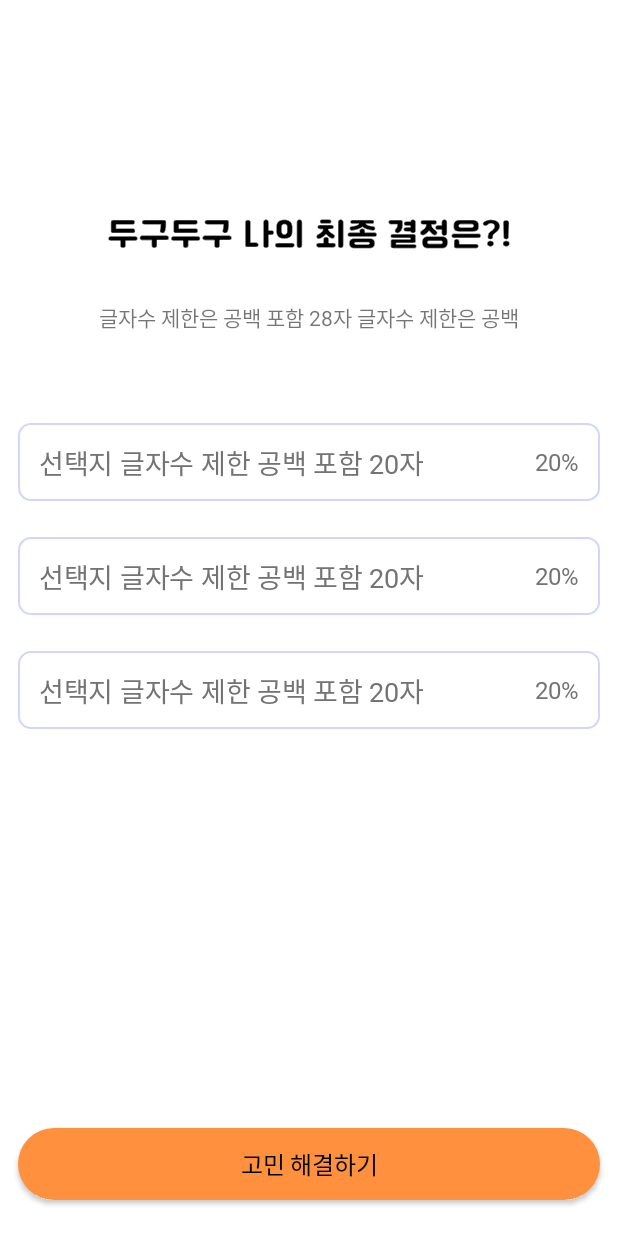
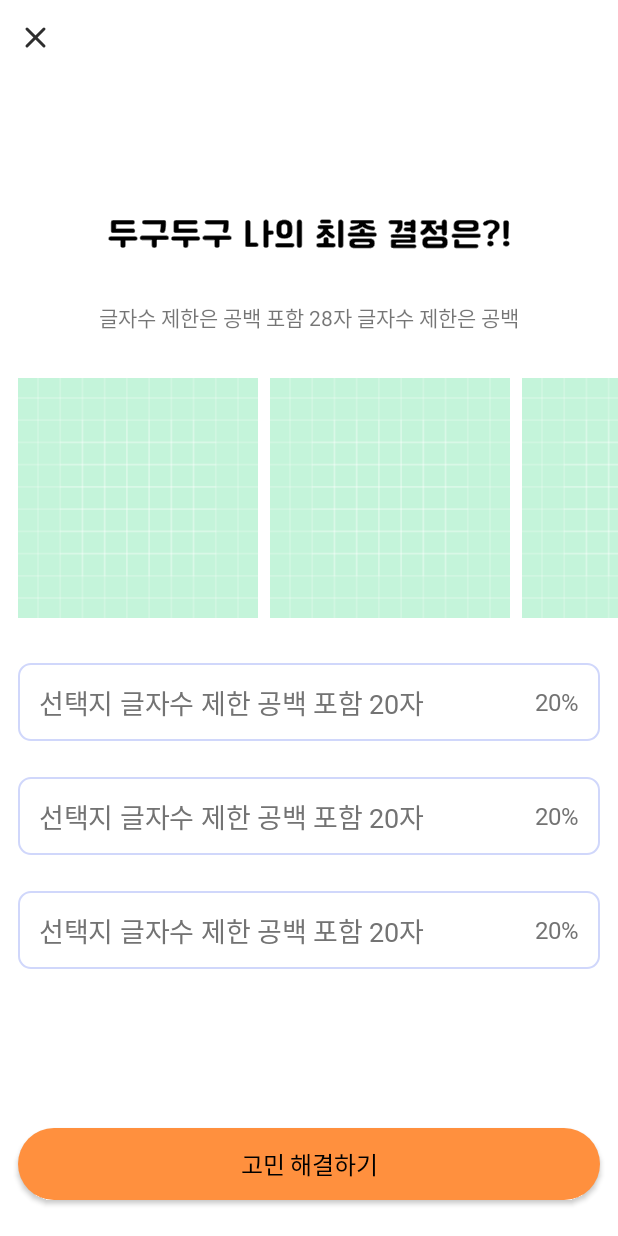
Before and after one commit to TeamHARA/HARA_AOS, an Android app: the layout activity_final_decide.xml on its own in the app's theme, with its tools: preview values and no code run, on a phone screen of 412 x 824 dp. Run offline under Robolectric (Android 15) with nearby library versions, the phone set to English and light mode, and no system bars.

Commit message:
[UI] 최종고민/고민해결 뷰 프래그먼트에서 액티비티로 변경, 리사이클러 뷰만 구성

```diff
--- a/app/src/main/java/com/android/hara/presentation/detail/DetailActivity.kt
+++ b/app/src/main/java/com/android/hara/presentation/detail/FinalResolveActivity.kt
@@ -2,11 +2,10 @@ package com.android.hara.presentation.detail
 
 import android.os.Bundle
 import com.android.hara.R
-import com.android.hara.databinding.ActivityDetailBinding
+import com.android.hara.databinding.ActivityFinalResolveBinding
 import com.android.hara.presentation.base.BindingActivity
 
-class DetailActivity:BindingActivity<ActivityDetailBinding>(R.layout.activity_detail) {
-    //TODO [고민글 상세보기] 부분입니다. 추후 네미망 변경 예정
+class FinalResolveActivity :BindingActivity<ActivityFinalResolveBinding>(R.layout.activity_final_resolve) {
     override fun onCreate(savedInstanceState: Bundle?) {
         super.onCreate(savedInstanceState)
     }
--- a/app/src/main/java/com/android/hara/presentation/detail/fragment/FinalResolveFragment.kt
+++ /dev/null
@@ -1,4 +0,0 @@
-package com.android.hara.presentation.detail.fragment
-
-class FinalResolveFragment {
-}
--- /dev/null
+++ b/app/src/main/java/com/android/hara/presentation/detail/viewmodel/DecideViewModel.kt
@@ -0,0 +1,6 @@
+package com.android.hara.presentation.detail.viewmodel
+
+import androidx.lifecycle.ViewModel
+
+class DecideViewModel: ViewModel() {
+}
--- a/app/src/main/res/layout/fragment_final_decide.xml
+++ b/app/src/main/res/layout/activity_final_decide.xml
@@ -7,15 +7,24 @@
         <variable
             name="selected"
             type="boolean" />
-
     </data>
 
     <androidx.constraintlayout.widget.ConstraintLayout
         android:layout_width="match_parent"
         android:layout_height="match_parent">
 
+        <androidx.appcompat.widget.AppCompatImageButton
+            android:id="@+id/btn_final_decide_close"
+            android:layout_width="wrap_content"
+            android:layout_height="wrap_content"
+            android:background="@drawable/ic_close"
+            android:layout_marginTop="13dp"
+            android:layout_marginLeft="12dp"
+            app:layout_constraintTop_toTopOf="parent"
+            app:layout_constraintStart_toStartOf="parent"/>
+
         <ImageView
-            android:id="@+id/imageView"
+            android:id="@+id/iv_final_decide_title"
             android:layout_width="wrap_content"
             android:layout_height="wrap_content"
             android:layout_marginTop="141dp"
@@ -25,7 +34,7 @@
             app:layout_constraintTop_toTopOf="parent" />
 
         <TextView
-            android:id="@+id/textView"
+            android:id="@+id/tv_final_decide_title"
             android:layout_width="wrap_content"
             android:layout_height="wrap_content"
             android:layout_marginLeft="12dp"
@@ -33,20 +42,34 @@
             android:layout_marginRight="12dp"
             app:layout_constraintEnd_toEndOf="parent"
             app:layout_constraintStart_toStartOf="parent"
-            app:layout_constraintTop_toBottomOf="@+id/imageView"
+            app:layout_constraintTop_toBottomOf="@+id/iv_final_decide_title"
             tools:text="글자수 제한은 공백 포함 28자 글자수 제한은 공백" />
 
         <androidx.recyclerview.widget.RecyclerView
+            android:id="@+id/rv_final_decide_img"
+            android:layout_width="match_parent"
+            android:layout_height="0dp"
+            android:layout_marginLeft="12dp"
+            android:layout_marginTop="30dp"
+            app:layout_constraintEnd_toEndOf="parent"
+            app:layout_constraintStart_toStartOf="parent"
+            app:layout_constraintTop_toBottomOf="@+id/tv_final_decide_title"
+            app:layoutManager="androidx.recyclerview.widget.LinearLayoutManager"
+            android:orientation="horizontal"
+            tools:listitem="@layout/item_final_decide_img"/>
+
+        <androidx.recyclerview.widget.RecyclerView
+            android:id="@+id/rv_final_decide_option"
             android:layout_width="match_parent"
             android:layout_height="0dp"
             android:layout_marginHorizontal="12dp"
-            android:layout_marginTop="60dp"
-            app:layout_constraintBottom_toTopOf="@+id/btn_final_solve"
-            app:layout_constraintTop_toBottomOf="@+id/textView"
+            android:layout_marginTop="30dp"
+            app:layout_constraintBottom_toTopOf="@+id/btn_final_decide_letssolve"
+            app:layout_constraintTop_toBottomOf="@+id/rv_final_decide_img"
             tools:listitem="@layout/item_final_option" />
 
         <androidx.appcompat.widget.AppCompatButton
-            android:id="@+id/btn_final_solve"
+            android:id="@+id/btn_final_decide_letssolve"
             android:layout_width="match_parent"
             android:layout_height="wrap_content"
             android:layout_marginHorizontal="12dp"
--- /dev/null
+++ b/app/src/main/res/layout/item_final_decide_img.xml
@@ -0,0 +1,10 @@
+<?xml version="1.0" encoding="utf-8"?>
+
+    <ImageView xmlns:android="http://schemas.android.com/apk/res/android"
+        xmlns:app="http://schemas.android.com/apk/res-auto"
+        android:id="@+id/iv_item_final_decide_img"
+        android:layout_width="160dp"
+        android:layout_height="160dp"
+        android:layout_marginRight="8dp"
+        android:alpha="0.3"
+        android:background="@drawable/ic_launcher_background"/>
```
Also changed, not shown: app/src/main/AndroidManifest.xml (+15 -6 lines), app/src/main/java/com/android/hara/presentation/detail/DecisionActivity.kt (deleted, +0 -14 lines), app/src/main/java/com/android/hara/presentation/detail/FinalDecideActivity.kt (renamed from app/src/main/java/com/android/hara/presentation/detail/fragment/FinalDecideFragment.kt, +12 -8 lines), app/src/main/res/layout/activity_final_resolve.xml (added, +63 -0 lines), app/src/main/res/layout/fragment_final_resolve.xml (deleted, +0 -46 lines), app/src/main/res/layout/item_storage.xml (+4 -4 lines).
